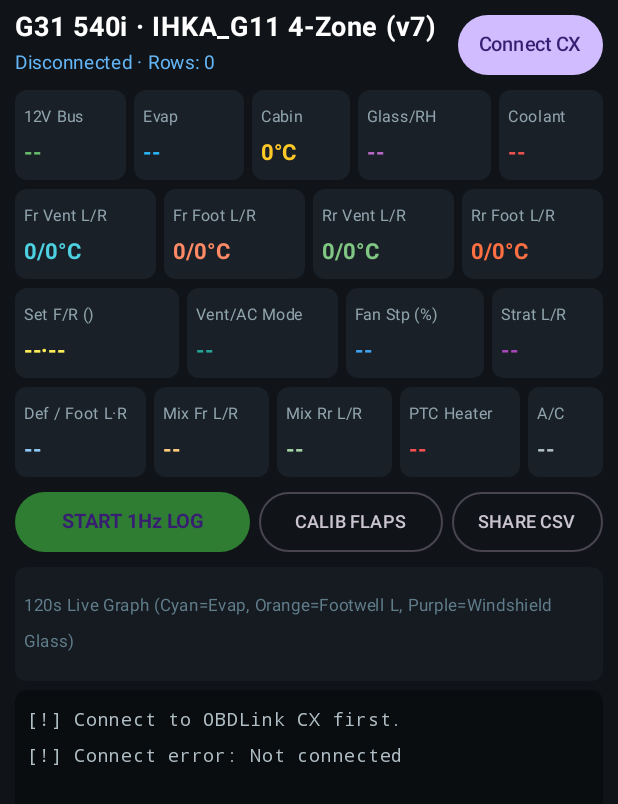
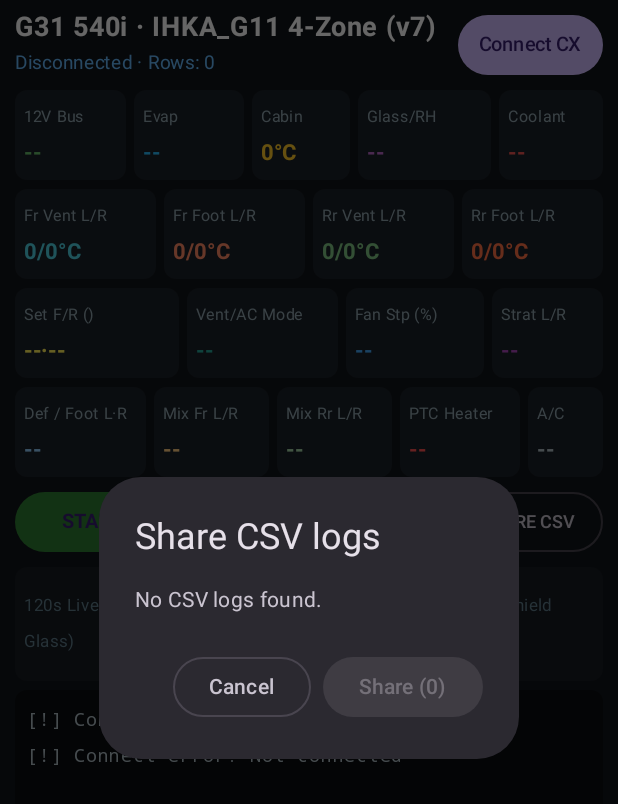
Before and after one commit to JanKalin/G31-IHKA-Logger, an Android app built with Jetpack Compose: the screen it shows after launch (MainActivity), after a tap on "SHARE CSV", on a phone screen of 412 x 824 dp. Shown: the top 804 px of the screen. Run offline under Robolectric (Android 15) with nearby library versions, the phone set to English and light mode, and no system bars; 3 other taps on this screen came first.

Commit message:
Add CSV share picker with sent tracking and flap calibration confirm
SHARE CSV now opens a checklist of all logs (newest first, shown by
timestamp). Unsent logs are bold and pre-checked; logs already shared
are normal weight and unchecked. Shared file names are remembered in
SharedPreferences. Multiple files are shared via ACTION_SEND_MULTIPLE.

Also adds a confirmation dialog before running flap calibration.

```diff
--- a/app/src/main/java/com/g31/ihkalogger/MainActivity.kt
+++ b/app/src/main/java/com/g31/ihkalogger/MainActivity.kt
@@ -2,6 +2,8 @@ package com.g31.ihkalogger
 
 import android.Manifest
 import android.app.Application
+import android.content.ClipData
+import android.content.Context
 import android.content.Intent
 import android.os.Bundle
 import android.view.WindowManager
@@ -11,6 +13,7 @@ import androidx.activity.compose.setContent
 import androidx.activity.result.contract.ActivityResultContracts
 import androidx.compose.foundation.Canvas
 import androidx.compose.foundation.background
+import androidx.compose.foundation.clickable
 import androidx.compose.foundation.layout.*
 import androidx.compose.foundation.lazy.LazyColumn
 import androidx.compose.foundation.lazy.items
@@ -143,7 +146,7 @@ class IhkaViewModel(private val app: Application) : AndroidViewModel(app) {
 
     private var activeJob: Job? = null
     private val pendingMarker = AtomicReference("")
-    private var latestCsvFile: File? = null
+    private val sharePrefs = app.getSharedPreferences("csv_share", Context.MODE_PRIVATE)
 
     init {
         viewModelScope.launch {
@@ -390,7 +393,6 @@ class IhkaViewModel(private val app: Application) : AndroidViewModel(app) {
         }
         val stamp = LocalDateTime.now().format(DateTimeFormatter.ofPattern("yyyyMMdd_HHmmss"))
         val csvFile = File(app.getExternalFilesDir(null), "g31_ihka_4zone_$stamp.csv")
-        latestCsvFile = csvFile
 
         activeJob = viewModelScope.launch(Dispatchers.IO) {
             _ui.update {
@@ -546,11 +548,29 @@ class IhkaViewModel(private val app: Application) : AndroidViewModel(app) {
     fun stopActiveTask() { activeJob?.cancel() }
     fun disconnectBle() { activeJob?.cancel(); ble.disconnect() }
 
-    fun getLatestCsvFile(): File? {
-        latestCsvFile?.takeIf { it.exists() }?.let { return it }
-        return app.getExternalFilesDir(null)?.listFiles { f -> f.name.endsWith(".csv") }?.maxByOrNull { it.lastModified() }
+    /** All CSV logs, newest first, flagged with whether they were shared before. */
+    fun listCsvFiles(): List<CsvEntry> {
+        val sent = sharePrefs.getStringSet(KEY_SENT, emptySet()) ?: emptySet()
+        return (app.getExternalFilesDir(null)?.listFiles { f -> f.isFile && f.name.endsWith(".csv") } ?: emptyArray())
+            .sortedByDescending { it.lastModified() }
+            .map { CsvEntry(it, it.name in sent) }
+    }
+
+    fun markCsvSent(files: List<File>) {
+        val sent = sharePrefs.getStringSet(KEY_SENT, emptySet()).orEmpty().toMutableSet()
+        sent += files.map { it.name }
+        // Drop names of files that no longer exist so the set doesn't grow forever.
+        val existing = app.getExternalFilesDir(null)?.list()?.toSet() ?: emptySet()
+        sent.retainAll(existing)
+        sharePrefs.edit().putStringSet(KEY_SENT, sent).apply()
+    }
+
+    private companion object {
+        const val KEY_SENT = "sent_files"
     }
 }
+
+data class CsvEntry(val file: File, val sent: Boolean)
 
 class MainActivity : ComponentActivity() {
     override fun onCreate(savedInstanceState: Bundle?) {
@@ -571,10 +591,53 @@ fun IhkaCockpitScreen(vm: IhkaViewModel = viewModel()) {
     val state by vm.ui.collectAsState()
     val s = state.snap
     val context = LocalContext.current
+    var showCalibConfirm by remember { mutableStateOf(false) }
+    var shareEntries by remember { mutableStateOf<List<CsvEntry>?>(null) }
+
+    shareEntries?.let { entries ->
+        CsvShareDialog(
+            entries = entries,
+            onDismiss = { shareEntries = null },
+            onShare = { files ->
+                shareEntries = null
+                shareCsvFiles(context, files)
+                vm.markCsvSent(files)
+            }
+        )
+    }
 
     val permLauncher = rememberLauncherForActivityResult(
         ActivityResultContracts.RequestMultiplePermissions()
     ) { grants -> if (grants.values.all { it }) vm.connectAdapter() }
+
+    if (showCalibConfirm) {
+        AlertDialog(
+            onDismissRequest = { showCalibConfirm = false },
+            title = { Text("Calibrate IHKA Flaps?") },
+            text = {
+                Text(
+                    "This runs the factory Flap Motor End-Stop Calibration routine (UDS 31 01 A1 24) and sweeps all LIN stepper motors between 0% and 100%.\n\n" +
+                    "Ensure the engine is OFF and Ignition/Diagnostic Mode is ON (press Start 3x without brake) before proceeding."
+                )
+            },
+            confirmButton = {
+                Button(
+                    onClick = {
+                        showCalibConfirm = false
+                        vm.runFlapCalibrationRoutine()
+                    },
+                    colors = ButtonDefaults.buttonColors(containerColor = Color(0xFFD32F2F))
+                ) {
+                    Text("Start Calibration", color = Color.White)
+                }
+            },
+            dismissButton = {
+                OutlinedButton(onClick = { showCalibConfirm = false }) {
+                    Text("Cancel")
+                }
+            }
+        )
+    }
 
     Column(
         modifier = Modifier
@@ -660,25 +723,14 @@ fun IhkaCockpitScreen(vm: IhkaViewModel = viewModel()) {
             ) { Text(if (state.isLogging) "STOP LOG" else "START 1Hz LOG", fontWeight = FontWeight.Bold, fontSize = 13.sp) }
 
             OutlinedButton(
-                onClick = { vm.runFlapCalibrationRoutine() },
+                onClick = { showCalibConfirm = true },
                 enabled = !state.isLogging && !state.isBusy,
                 modifier = Modifier.weight(1.1f),
                 contentPadding = PaddingValues(vertical = 8.dp)
             ) { Text("CALIB FLAPS", fontSize = 12.sp) }
 
             OutlinedButton(
-                onClick = {
-                    val file = vm.getLatestCsvFile()
-                    if (file != null) {
-                        val uri = FileProvider.getUriForFile(context, "${context.packageName}.fileprovider", file)
-                        val share = Intent(Intent.ACTION_SEND).apply {
-                            type = "text/csv"
-                            putExtra(Intent.EXTRA_STREAM, uri)
-                            addFlags(Intent.FLAG_GRANT_READ_URI_PERMISSION)
-                        }
-                        context.startActivity(Intent.createChooser(share, "Share ${file.name}"))
-                    }
-                },
+                onClick = { shareEntries = vm.listCsvFiles() },
                 modifier = Modifier.weight(0.9f),
                 contentPadding = PaddingValues(vertical = 8.dp)
             ) { Text("SHARE CSV", fontSize = 12.sp) }
@@ -709,6 +761,89 @@ fun IhkaCockpitScreen(vm: IhkaViewModel = viewModel()) {
             }
         }
     }
+}
+
+@Composable
+fun CsvShareDialog(entries: List<CsvEntry>, onDismiss: () -> Unit, onShare: (List<File>) -> Unit) {
+    // Unsent files start checked, already-sent ones unchecked.
+    val checked = remember(entries) {
+        mutableStateMapOf<String, Boolean>().apply { entries.forEach { put(it.file.name, !it.sent) } }
+    }
+    val selected = entries.filter { checked[it.file.name] == true }.map { it.file }
+
+    AlertDialog(
+        onDismissRequest = onDismiss,
+        title = { Text("Share CSV logs") },
+        text = {
+            if (entries.isEmpty()) {
+                Text("No CSV logs found.")
+            } else {
+                LazyColumn(modifier = Modifier.heightIn(max = 420.dp)) {
+                    items(entries, key = { it.file.name }) { e ->
+                        val isChecked = checked[e.file.name] == true
+                        Row(
+                            modifier = Modifier
+                                .fillMaxWidth()
+                                .clickable { checked[e.file.name] = !isChecked }
+                                .padding(vertical = 2.dp),
+                            verticalAlignment = Alignment.CenterVertically
+                        ) {
+                            Checkbox(checked = isChecked, onCheckedChange = { checked[e.file.name] = it })
+                            Column {
+                                Text(
+                                    csvDisplayName(e.file),
+                                    fontSize = 14.sp,
+                                    fontWeight = if (e.sent) FontWeight.Normal else FontWeight.Bold
+                                )
+                                Text(
+                                    "${"%.1f".format(Locale.US, e.file.length() / 1024f)} KB" +
+                                        if (e.sent) " · sent" else "",
+                                    fontSize = 11.sp,
+                                    color = Color(0xFF90A4AE)
+                                )
+                            }
+                        }
+                    }
+                }
+            }
+        },
+        confirmButton = {
+            Button(onClick = { onShare(selected) }, enabled = selected.isNotEmpty()) {
+                Text("Share (${selected.size})")
+            }
+        },
+        dismissButton = {
+            OutlinedButton(onClick = onDismiss) { Text("Cancel") }
+        }
+    )
+}
+
+private val CSV_STAMP_IN = DateTimeFormatter.ofPattern("yyyyMMdd_HHmmss")
+private val CSV_STAMP_OUT = DateTimeFormatter.ofPattern("yyyy-MM-dd  HH:mm:ss")
+
+/** "g31_ihka_4zone_20261115_143005.csv" -> "2026-11-15  14:30:05"; falls back to the raw file name. */
+fun csvDisplayName(file: File): String {
+    val stamp = Regex("""(\d{8}_\d{6})\.csv$""").find(file.name)?.groupValues?.get(1) ?: return file.name
+    return runCatching { LocalDateTime.parse(stamp, CSV_STAMP_IN).format(CSV_STAMP_OUT) }.getOrDefault(file.name)
+}
+
+fun shareCsvFiles(context: Context, files: List<File>) {
+    if (files.isEmpty()) return
+    val uris = files.map { FileProvider.getUriForFile(context, "${context.packageName}.fileprovider", it) }
+    val share = if (uris.size == 1) {
+        Intent(Intent.ACTION_SEND).apply { putExtra(Intent.EXTRA_STREAM, uris[0]) }
+    } else {
+        Intent(Intent.ACTION_SEND_MULTIPLE).apply { putParcelableArrayListExtra(Intent.EXTRA_STREAM, ArrayList(uris)) }
+    }.apply {
+        type = "text/csv"
+        // Explicit ClipData so the read grant covers every URI, including through the chooser.
+        clipData = ClipData.newUri(context.contentResolver, files[0].name, uris[0]).also { clip ->
+            uris.drop(1).forEach { clip.addItem(ClipData.Item(it)) }
+        }
+        addFlags(Intent.FLAG_GRANT_READ_URI_PERMISSION)
+    }
+    val title = if (files.size == 1) "Share ${files[0].name}" else "Share ${files.size} CSV logs"
+    context.startActivity(Intent.createChooser(share, title))
 }
 
 @Composable
```
